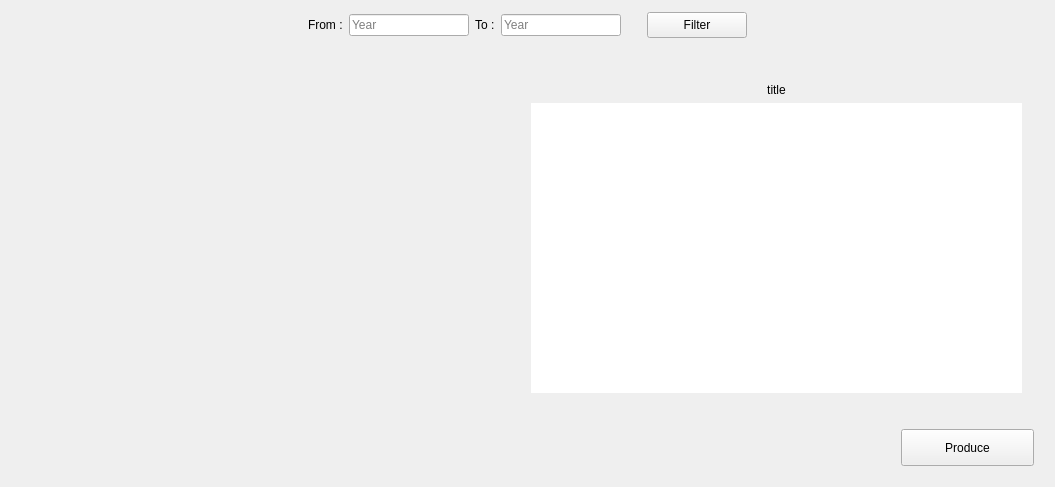
This is source/ui/r1.ui in YassineBaghdadi/Students-Report as Qt 5 draws it before an edit. The edited form follows.
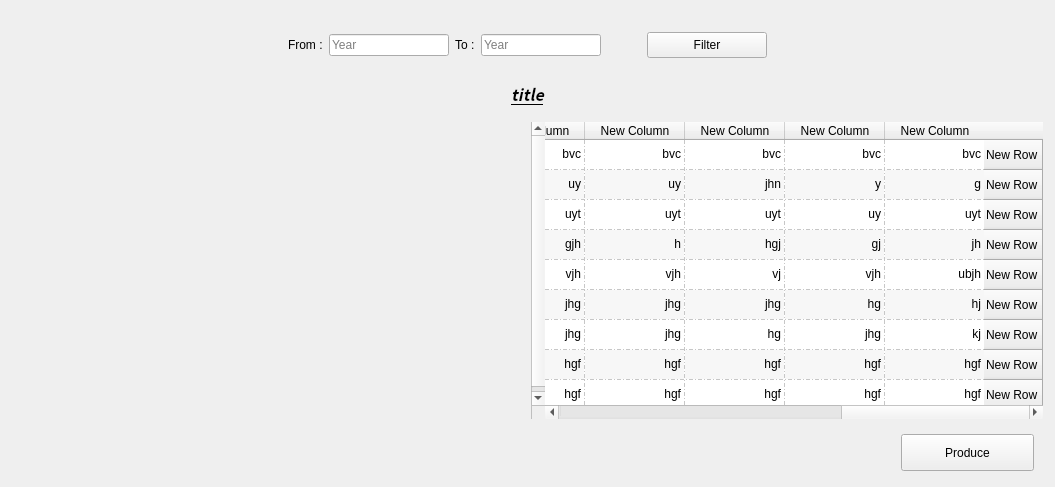
This is the edited form.

Diff of the .ui file:
```diff
--- a/source/ui/r1.ui
+++ b/source/ui/r1.ui
@@ -32,6 +32,16 @@
    <property name="bottomMargin">
     <number>3</number>
    </property>
+   <item>
+    <widget class="QLabel" name="err">
+     <property name="text">
+      <string/>
+     </property>
+     <property name="alignment">
+      <set>Qt::AlignCenter</set>
+     </property>
+    </widget>
+   </item>
    <item>
     <widget class="QFrame" name="frame">
      <property name="maximumSize">
@@ -87,6 +97,9 @@
         <property name="placeholderText">
          <string>Year</string>
         </property>
+        <property name="clearButtonEnabled">
+         <bool>true</bool>
+        </property>
        </widget>
       </item>
       <item>
@@ -113,10 +126,29 @@
         <property name="placeholderText">
          <string>Year</string>
         </property>
+        <property name="clearButtonEnabled">
+         <bool>true</bool>
+        </property>
        </widget>
       </item>
       <item>
-       <widget class="QPushButton" name="pushButton_2">
+       <spacer name="horizontalSpacer_4">
+        <property name="orientation">
+         <enum>Qt::Horizontal</enum>
+        </property>
+        <property name="sizeType">
+         <enum>QSizePolicy::Preferred</enum>
+        </property>
+        <property name="sizeHint" stdset="0">
+         <size>
+          <width>40</width>
+          <height>20</height>
+         </size>
+        </property>
+       </spacer>
+      </item>
+      <item>
+       <widget class="QPushButton" name="filter">
         <property name="minimumSize">
          <size>
           <width>120</width>
@@ -124,7 +156,7 @@
          </size>
         </property>
         <property name="styleSheet">
-         <string notr="true">margin-left:20px;</string>
+         <string notr="true"/>
         </property>
         <property name="text">
          <string>Filter</string>
@@ -148,54 +180,55 @@
     </widget>
    </item>
    <item>
-    <widget class="QFrame" name="frame_2">
+    <widget class="QFrame" name="frame_6">
+     <property name="minimumSize">
+      <size>
+       <width>0</width>
+       <height>55</height>
+      </size>
+     </property>
      <property name="frameShape">
       <enum>QFrame::StyledPanel</enum>
      </property>
      <property name="frameShadow">
       <enum>QFrame::Raised</enum>
      </property>
-     <layout class="QVBoxLayout" name="verticalLayout">
+     <layout class="QVBoxLayout" name="verticalLayout_6">
+      <property name="leftMargin">
+       <number>0</number>
+      </property>
+      <property name="topMargin">
+       <number>0</number>
+      </property>
+      <property name="rightMargin">
+       <number>0</number>
+      </property>
+      <property name="bottomMargin">
+       <number>0</number>
+      </property>
       <item>
-       <layout class="QHBoxLayout" name="horizontalLayout_2" stretch="1,1">
+       <layout class="QVBoxLayout" name="verticalLayout_3">
         <item>
-         <widget class="QFrame" name="frame_5">
+         <widget class="QFrame" name="frame_2">
           <property name="frameShape">
            <enum>QFrame::StyledPanel</enum>
           </property>
           <property name="frameShadow">
            <enum>QFrame::Raised</enum>
           </property>
-          <layout class="QVBoxLayout" name="verticalLayout_7">
+          <layout class="QVBoxLayout" name="verticalLayout">
            <item>
-            <layout class="QVBoxLayout" name="graph_layout"/>
-           </item>
-          </layout>
-         </widget>
-        </item>
-        <item>
-         <widget class="QFrame" name="frame_3">
-          <property name="frameShape">
-           <enum>QFrame::StyledPanel</enum>
-          </property>
-          <property name="frameShadow">
-           <enum>QFrame::Raised</enum>
-          </property>
-          <layout class="QVBoxLayout" name="verticalLayout_5">
-           <property name="leftMargin">
-            <number>0</number>
-           </property>
-           <property name="topMargin">
-            <number>21</number>
-           </property>
-           <property name="rightMargin">
-            <number>21</number>
-           </property>
-           <property name="bottomMargin">
-            <number>21</number>
-           </property>
-           <item>
-            <widget class="QLabel" name="table_title">
+            <widget class="QLabel" name="title_">
+             <property name="font">
+              <font>
+               <family>Noto Sans CJK SC</family>
+               <pointsize>12</pointsize>
+               <weight>75</weight>
+               <italic>true</italic>
+               <bold>true</bold>
+               <underline>true</underline>
+              </font>
+             </property>
              <property name="text">
               <string>title</string>
              </property>
@@ -205,95 +238,778 @@
             </widget>
            </item>
            <item>
-            <layout class="QVBoxLayout" name="verticalLayout_4">
+            <layout class="QHBoxLayout" name="horizontalLayout_2" stretch="1,1">
              <item>
-              <widget class="QTableWidget" name="table">
-               <property name="layoutDirection">
-                <enum>Qt::RightToLeft</enum>
+              <widget class="QFrame" name="frame_5">
+               <property name="frameShape">
+                <enum>QFrame::StyledPanel</enum>
                </property>
-               <property name="autoScrollMargin">
-                <number>6</number>
+               <property name="frameShadow">
+                <enum>QFrame::Raised</enum>
                </property>
-               <property name="editTriggers">
-                <set>QAbstractItemView::NoEditTriggers</set>
+               <layout class="QVBoxLayout" name="verticalLayout_7">
+                <property name="leftMargin">
+                 <number>0</number>
+                </property>
+                <property name="topMargin">
+                 <number>0</number>
+                </property>
+                <property name="rightMargin">
+                 <number>0</number>
+                </property>
+                <property name="bottomMargin">
+                 <number>0</number>
+                </property>
+                <item>
+                 <layout class="QVBoxLayout" name="graph_layout"/>
+                </item>
+               </layout>
+              </widget>
+             </item>
+             <item>
+              <widget class="QFrame" name="frame_3">
+               <property name="frameShape">
+                <enum>QFrame::StyledPanel</enum>
                </property>
-               <property name="selectionMode">
-                <enum>QAbstractItemView::NoSelection</enum>
+               <property name="frameShadow">
+                <enum>QFrame::Raised</enum>
                </property>
-               <property name="selectionBehavior">
-                <enum>QAbstractItemView::SelectRows</enum>
-               </property>
-               <property name="verticalScrollMode">
-                <enum>QAbstractItemView::ScrollPerPixel</enum>
-               </property>
-               <property name="horizontalScrollMode">
-                <enum>QAbstractItemView::ScrollPerPixel</enum>
-               </property>
-               <property name="sortingEnabled">
-                <bool>true</bool>
-               </property>
-               <attribute name="horizontalHeaderCascadingSectionResizes">
-                <bool>true</bool>
-               </attribute>
-               <attribute name="verticalHeaderVisible">
-                <bool>true</bool>
-               </attribute>
+               <layout class="QVBoxLayout" name="verticalLayout_5">
+                <property name="leftMargin">
+                 <number>0</number>
+                </property>
+                <property name="topMargin">
+                 <number>10</number>
+                </property>
+                <property name="rightMargin">
+                 <number>0</number>
+                </property>
+                <property name="bottomMargin">
+                 <number>0</number>
+                </property>
+                <item>
+                 <layout class="QVBoxLayout" name="verticalLayout_4">
+                  <item>
+                   <widget class="QTableWidget" name="table">
+                    <property name="layoutDirection">
+                     <enum>Qt::RightToLeft</enum>
+                    </property>
+                    <property name="frameShape">
+                     <enum>QFrame::StyledPanel</enum>
+                    </property>
+                    <property name="frameShadow">
+                     <enum>QFrame::Sunken</enum>
+                    </property>
+                    <property name="sizeAdjustPolicy">
+                     <enum>QAbstractScrollArea::AdjustToContents</enum>
+                    </property>
+                    <property name="autoScrollMargin">
+                     <number>2</number>
+                    </property>
+                    <property name="editTriggers">
+                     <set>QAbstractItemView::NoEditTriggers</set>
+                    </property>
+                    <property name="dragEnabled">
+                     <bool>true</bool>
+                    </property>
+                    <property name="alternatingRowColors">
+                     <bool>true</bool>
+                    </property>
+                    <property name="selectionMode">
+                     <enum>QAbstractItemView::NoSelection</enum>
+                    </property>
+                    <property name="selectionBehavior">
+                     <enum>QAbstractItemView::SelectRows</enum>
+                    </property>
+                    <property name="textElideMode">
+                     <enum>Qt::ElideLeft</enum>
+                    </property>
+                    <property name="verticalScrollMode">
+                     <enum>QAbstractItemView::ScrollPerPixel</enum>
+                    </property>
+                    <property name="horizontalScrollMode">
+                     <enum>QAbstractItemView::ScrollPerPixel</enum>
+                    </property>
+                    <property name="showGrid">
+                     <bool>true</bool>
+                    </property>
+                    <property name="gridStyle">
+                     <enum>Qt::DashDotLine</enum>
+                    </property>
+                    <property name="sortingEnabled">
+                     <bool>true</bool>
+                    </property>
+                    <property name="cornerButtonEnabled">
+                     <bool>true</bool>
+                    </property>
+                    <attribute name="horizontalHeaderVisible">
+                     <bool>true</bool>
+                    </attribute>
+                    <attribute name="horizontalHeaderCascadingSectionResizes">
+                     <bool>true</bool>
+                    </attribute>
+                    <attribute name="horizontalHeaderStretchLastSection">
+                     <bool>true</bool>
+                    </attribute>
+                    <attribute name="verticalHeaderVisible">
+                     <bool>true</bool>
+                    </attribute>
+                    <row>
+                     <property name="text">
+                      <string>New Row</string>
+                     </property>
+                    </row>
+                    <row>
+                     <property name="text">
+                      <string>New Row</string>
+                     </property>
+                    </row>
+                    <row>
+                     <property name="text">
+                      <string>New Row</string>
+                     </property>
+                    </row>
+                    <row>
+                     <property name="text">
+                      <string>New Row</string>
+                     </property>
+                    </row>
+                    <row>
+                     <property name="text">
+                      <string>New Row</string>
+                     </property>
+                    </row>
+                    <row>
+                     <property name="text">
+                      <string>New Row</string>
+                     </property>
+                    </row>
+                    <row>
+                     <property name="text">
+                      <string>New Row</string>
+                     </property>
+                    </row>
+                    <row>
+                     <property name="text">
+                      <string>New Row</string>
+                     </property>
+                    </row>
+                    <row>
+                     <property name="text">
+                      <string>New Row</string>
+                     </property>
+                    </row>
+                    <column>
+                     <property name="text">
+                      <string>New Column</string>
+                     </property>
+                    </column>
+                    <column>
+                     <property name="text">
+                      <string>New Column</string>
+                     </property>
+                    </column>
+                    <column>
+                     <property name="text">
+                      <string>New Column</string>
+                     </property>
+                    </column>
+                    <column>
+                     <property name="text">
+                      <string>New Column</string>
+                     </property>
+                    </column>
+                    <column>
+                     <property name="text">
+                      <string>New Column</string>
+                     </property>
+                    </column>
+                    <column>
+                     <property name="text">
+                      <string>New Column</string>
+                     </property>
+                    </column>
+                    <column>
+                     <property name="text">
+                      <string>New Column</string>
+                     </property>
+                    </column>
+                    <column>
+                     <property name="text">
+                      <string>New Column</string>
+                     </property>
+                    </column>
+                    <column>
+                     <property name="text">
+                      <string>New Column</string>
+                     </property>
+                    </column>
+                    <column>
+                     <property name="text">
+                      <string>New Column</string>
+                     </property>
+                    </column>
+                    <column>
+                     <property name="text">
+                      <string>New Column</string>
+                     </property>
+                    </column>
+                    <item row="0" column="0">
+                     <property name="text">
+                      <string>bvc</string>
+                     </property>
+                    </item>
+                    <item row="0" column="1">
+                     <property name="text">
+                      <string>bvc</string>
+                     </property>
+                    </item>
+                    <item row="0" column="2">
+                     <property name="text">
+                      <string>bvc</string>
+                     </property>
+                    </item>
+                    <item row="0" column="3">
+                     <property name="text">
+                      <string>bvc</string>
+                     </property>
+                    </item>
+                    <item row="0" column="4">
+                     <property name="text">
+                      <string>bvc</string>
+                     </property>
+                    </item>
+                    <item row="0" column="5">
+                     <property name="text">
+                      <string>bvc</string>
+                     </property>
+                    </item>
+                    <item row="0" column="6">
+                     <property name="text">
+                      <string>bvc</string>
+                     </property>
+                    </item>
+                    <item row="0" column="7">
+                     <property name="text">
+                      <string>jhg</string>
+                     </property>
+                    </item>
+                    <item row="0" column="8">
+                     <property name="text">
+                      <string>jhg</string>
+                     </property>
+                    </item>
+                    <item row="0" column="9">
+                     <property name="text">
+                      <string>jhg</string>
+                     </property>
+                    </item>
+                    <item row="0" column="10">
+                     <property name="text">
+                      <string>y</string>
+                     </property>
+                    </item>
+                    <item row="1" column="0">
+                     <property name="text">
+                      <string>g</string>
+                     </property>
+                    </item>
+                    <item row="1" column="1">
+                     <property name="text">
+                      <string>y</string>
+                     </property>
+                    </item>
+                    <item row="1" column="2">
+                     <property name="text">
+                      <string>jhn</string>
+                     </property>
+                    </item>
+                    <item row="1" column="3">
+                     <property name="text">
+                      <string>uy</string>
+                     </property>
+                    </item>
+                    <item row="1" column="4">
+                     <property name="text">
+                      <string>uy</string>
+                     </property>
+                    </item>
+                    <item row="1" column="5">
+                     <property name="text">
+                      <string>uy</string>
+                     </property>
+                    </item>
+                    <item row="1" column="6">
+                     <property name="text">
+                      <string>uy</string>
+                     </property>
+                    </item>
+                    <item row="1" column="7">
+                     <property name="text">
+                      <string>uyt</string>
+                     </property>
+                    </item>
+                    <item row="1" column="8">
+                     <property name="text">
+                      <string>uyt</string>
+                     </property>
+                    </item>
+                    <item row="1" column="9">
+                     <property name="text">
+                      <string>uyt</string>
+                     </property>
+                    </item>
+                    <item row="1" column="10">
+                     <property name="text">
+                      <string>uyt</string>
+                     </property>
+                    </item>
+                    <item row="2" column="0">
+                     <property name="text">
+                      <string>uyt</string>
+                     </property>
+                    </item>
+                    <item row="2" column="1">
+                     <property name="text">
+                      <string>uy</string>
+                     </property>
+                    </item>
+                    <item row="2" column="2">
+                     <property name="text">
+                      <string>uyt</string>
+                     </property>
+                    </item>
+                    <item row="2" column="3">
+                     <property name="text">
+                      <string>uyt</string>
+                     </property>
+                    </item>
+                    <item row="2" column="4">
+                     <property name="text">
+                      <string>uyt</string>
+                     </property>
+                    </item>
+                    <item row="2" column="5">
+                     <property name="text">
+                      <string>iuy</string>
+                     </property>
+                    </item>
+                    <item row="2" column="6">
+                     <property name="text">
+                      <string>iou</string>
+                     </property>
+                    </item>
+                    <item row="2" column="7">
+                     <property name="text">
+                      <string>ykujh</string>
+                     </property>
+                    </item>
+                    <item row="2" column="8">
+                     <property name="text">
+                      <string>j</string>
+                     </property>
+                    </item>
+                    <item row="2" column="9">
+                     <property name="text">
+                      <string>mn</string>
+                     </property>
+                    </item>
+                    <item row="2" column="10">
+                     <property name="text">
+                      <string>jh</string>
+                     </property>
+                    </item>
+                    <item row="3" column="0">
+                     <property name="text">
+                      <string>jh</string>
+                     </property>
+                    </item>
+                    <item row="3" column="1">
+                     <property name="text">
+                      <string>gj</string>
+                     </property>
+                    </item>
+                    <item row="3" column="2">
+                     <property name="text">
+                      <string>hgj</string>
+                     </property>
+                    </item>
+                    <item row="3" column="3">
+                     <property name="text">
+                      <string>h</string>
+                     </property>
+                    </item>
+                    <item row="3" column="4">
+                     <property name="text">
+                      <string>gjh</string>
+                     </property>
+                    </item>
+                    <item row="3" column="5">
+                     <property name="text">
+                      <string>ui</string>
+                     </property>
+                    </item>
+                    <item row="3" column="6">
+                     <property name="text">
+                      <string>iu</string>
+                     </property>
+                    </item>
+                    <item row="3" column="7">
+                     <property name="text">
+                      <string>uoi</string>
+                     </property>
+                    </item>
+                    <item row="3" column="8">
+                     <property name="text">
+                      <string>oi</string>
+                     </property>
+                    </item>
+                    <item row="3" column="9">
+                     <property name="text">
+                      <string>ihu</string>
+                     </property>
+                    </item>
+                    <item row="3" column="10">
+                     <property name="text">
+                      <string>hg</string>
+                     </property>
+                    </item>
+                    <item row="4" column="0">
+                     <property name="text">
+                      <string>ubjh</string>
+                     </property>
+                    </item>
+                    <item row="4" column="1">
+                     <property name="text">
+                      <string>vjh</string>
+                     </property>
+                    </item>
+                    <item row="4" column="2">
+                     <property name="text">
+                      <string>vj</string>
+                     </property>
+                    </item>
+                    <item row="4" column="3">
+                     <property name="text">
+                      <string>vjh</string>
+                     </property>
+                    </item>
+                    <item row="4" column="4">
+                     <property name="text">
+                      <string>vjh</string>
+                     </property>
+                    </item>
+                    <item row="4" column="5">
+                     <property name="text">
+                      <string>gjh</string>
+                     </property>
+                    </item>
+                    <item row="4" column="6">
+                     <property name="text">
+                      <string>jh</string>
+                     </property>
+                    </item>
+                    <item row="4" column="7">
+                     <property name="text">
+                      <string>jh</string>
+                     </property>
+                    </item>
+                    <item row="4" column="8">
+                     <property name="text">
+                      <string>jhg</string>
+                     </property>
+                    </item>
+                    <item row="4" column="9">
+                     <property name="text">
+                      <string>jhg</string>
+                     </property>
+                    </item>
+                    <item row="4" column="10">
+                     <property name="text">
+                      <string>jhj</string>
+                     </property>
+                    </item>
+                    <item row="5" column="0">
+                     <property name="text">
+                      <string>hj</string>
+                     </property>
+                    </item>
+                    <item row="5" column="1">
+                     <property name="text">
+                      <string>hg</string>
+                     </property>
+                    </item>
+                    <item row="5" column="2">
+                     <property name="text">
+                      <string>jhg</string>
+                     </property>
+                    </item>
+                    <item row="5" column="3">
+                     <property name="text">
+                      <string>jhg</string>
+                     </property>
+                    </item>
+                    <item row="5" column="4">
+                     <property name="text">
+                      <string>jhg</string>
+                     </property>
+                    </item>
+                    <item row="5" column="5">
+                     <property name="text">
+                      <string>jhg</string>
+                     </property>
+                    </item>
+                    <item row="5" column="6">
+                     <property name="text">
+                      <string>jhg</string>
+                     </property>
+                    </item>
+                    <item row="5" column="7">
+                     <property name="text">
+                      <string>jhg</string>
+                     </property>
+                    </item>
+                    <item row="5" column="8">
+                     <property name="text">
+                      <string>jhg</string>
+                     </property>
+                    </item>
+                    <item row="5" column="9">
+                     <property name="text">
+                      <string>jk</string>
+                     </property>
+                    </item>
+                    <item row="5" column="10">
+                     <property name="text">
+                      <string>kj</string>
+                     </property>
+                    </item>
+                    <item row="6" column="0">
+                     <property name="text">
+                      <string>kj</string>
+                     </property>
+                    </item>
+                    <item row="6" column="1">
+                     <property name="text">
+                      <string>jhg</string>
+                     </property>
+                    </item>
+                    <item row="6" column="2">
+                     <property name="text">
+                      <string>hg</string>
+                     </property>
+                    </item>
+                    <item row="6" column="3">
+                     <property name="text">
+                      <string>jhg</string>
+                     </property>
+                    </item>
+                    <item row="6" column="4">
+                     <property name="text">
+                      <string>jhg</string>
+                     </property>
+                    </item>
+                    <item row="6" column="5">
+                     <property name="text">
+                      <string>hg</string>
+                     </property>
+                    </item>
+                    <item row="6" column="6">
+                     <property name="text">
+                      <string>b</string>
+                     </property>
+                    </item>
+                    <item row="6" column="7">
+                     <property name="text">
+                      <string>bn</string>
+                     </property>
+                    </item>
+                    <item row="6" column="8">
+                     <property name="text">
+                      <string>ngv</string>
+                     </property>
+                    </item>
+                    <item row="6" column="9">
+                     <property name="text">
+                      <string>hgf</string>
+                     </property>
+                    </item>
+                    <item row="6" column="10">
+                     <property name="text">
+                      <string>hgf</string>
+                     </property>
+                    </item>
+                    <item row="7" column="0">
+                     <property name="text">
+                      <string>hgf</string>
+                     </property>
+                    </item>
+                    <item row="7" column="1">
+                     <property name="text">
+                      <string>hgf</string>
+                     </property>
+                    </item>
+                    <item row="7" column="2">
+                     <property name="text">
+                      <string>hgf</string>
+                     </property>
+                    </item>
+                    <item row="7" column="3">
+                     <property name="text">
+                      <string>hgf</string>
+                     </property>
+                    </item>
+                    <item row="7" column="4">
+                     <property name="text">
+                      <string>hgf</string>
+                     </property>
+                    </item>
+                    <item row="7" column="5">
+                     <property name="text">
+                      <string>hgf</string>
+                     </property>
+                    </item>
+                    <item row="7" column="6">
+                     <property name="text">
+                      <string>hgf</string>
+                     </property>
+                    </item>
+                    <item row="7" column="7">
+                     <property name="text">
+                      <string>hgf</string>
+                     </property>
+                    </item>
+                    <item row="7" column="8">
+                     <property name="text">
+                      <string>hgf</string>
+                     </property>
+                    </item>
+                    <item row="7" column="9">
+                     <property name="text">
+                      <string>hgf</string>
+                     </property>
+                    </item>
+                    <item row="7" column="10">
+                     <property name="text">
+                      <string>hgf</string>
+                     </property>
+                    </item>
+                    <item row="8" column="0">
+                     <property name="text">
+                      <string>hgf</string>
+                     </property>
+                    </item>
+                    <item row="8" column="1">
+                     <property name="text">
+                      <string>hgf</string>
+                     </property>
+                    </item>
+                    <item row="8" column="2">
+                     <property name="text">
+                      <string>hgf</string>
+                     </property>
+                    </item>
+                    <item row="8" column="3">
+                     <property name="text">
+                      <string>hgf</string>
+                     </property>
+                    </item>
+                    <item row="8" column="4">
+                     <property name="text">
+                      <string>hgf</string>
+                     </property>
+                    </item>
+                    <item row="8" column="5">
+                     <property name="text">
+                      <string>vb</string>
+                     </property>
+                    </item>
+                    <item row="8" column="6">
+                     <property name="text">
+                      <string>bvc</string>
+                     </property>
+                    </item>
+                    <item row="8" column="7">
+                     <property name="text">
+                      <string>bvc</string>
+                     </property>
+                    </item>
+                    <item row="8" column="8">
+                     <property name="text">
+                      <string>bvc</string>
+                     </property>
+                    </item>
+                    <item row="8" column="9">
+                     <property name="text">
+                      <string>bvc</string>
+                     </property>
+                    </item>
+                    <item row="8" column="10">
+                     <property name="text">
+                      <string>bvc</string>
+                     </property>
+                    </item>
+                   </widget>
+                  </item>
+                 </layout>
+                </item>
+               </layout>
               </widget>
              </item>
             </layout>
            </item>
-          </layout>
-         </widget>
-        </item>
-       </layout>
-      </item>
-      <item>
-       <widget class="QFrame" name="frame_4">
-        <property name="minimumSize">
-         <size>
-          <width>0</width>
-          <height>47</height>
-         </size>
-        </property>
-        <property name="frameShape">
-         <enum>QFrame::StyledPanel</enum>
-        </property>
-        <property name="frameShadow">
-         <enum>QFrame::Raised</enum>
-        </property>
-        <layout class="QHBoxLayout" name="horizontalLayout_4">
-         <item>
-          <layout class="QHBoxLayout" name="horizontalLayout_3">
            <item>
-            <spacer name="horizontalSpacer_3">
-             <property name="orientation">
-              <enum>Qt::Horizontal</enum>
-             </property>
-             <property name="sizeHint" stdset="0">
-              <size>
-               <width>40</width>
-               <height>20</height>
-              </size>
-             </property>
-            </spacer>
-           </item>
-           <item>
-            <widget class="QPushButton" name="pushButton">
+            <widget class="QFrame" name="frame_4">
              <property name="minimumSize">
               <size>
-               <width>133</width>
-               <height>37</height>
+               <width>0</width>
+               <height>47</height>
               </size>
              </property>
-             <property name="text">
-              <string>Produce</string>
+             <property name="frameShape">
+              <enum>QFrame::StyledPanel</enum>
              </property>
+             <property name="frameShadow">
+              <enum>QFrame::Raised</enum>
+             </property>
+             <layout class="QHBoxLayout" name="horizontalLayout_4">
+              <item>
+               <layout class="QHBoxLayout" name="horizontalLayout_3">
+                <item>
+                 <spacer name="horizontalSpacer_3">
+                  <property name="orientation">
+                   <enum>Qt::Horizontal</enum>
+                  </property>
+                  <property name="sizeHint" stdset="0">
+                   <size>
+                    <width>40</width>
+                    <height>20</height>
+                   </size>
+                  </property>
+                 </spacer>
+                </item>
+                <item>
+                 <widget class="QPushButton" name="pushButton">
+                  <property name="minimumSize">
+                   <size>
+                    <width>133</width>
+                    <height>37</height>
+                   </size>
+                  </property>
+                  <property name="text">
+                   <string>Produce</string>
+                  </property>
+                 </widget>
+                </item>
+               </layout>
+              </item>
+             </layout>
             </widget>
            </item>
           </layout>
-         </item>
-        </layout>
-       </widget>
+         </widget>
+        </item>
+       </layout>
       </item>
      </layout>
     </widget>
```
Left out of the diff: 4 changed lines with no effect on the pictures.
